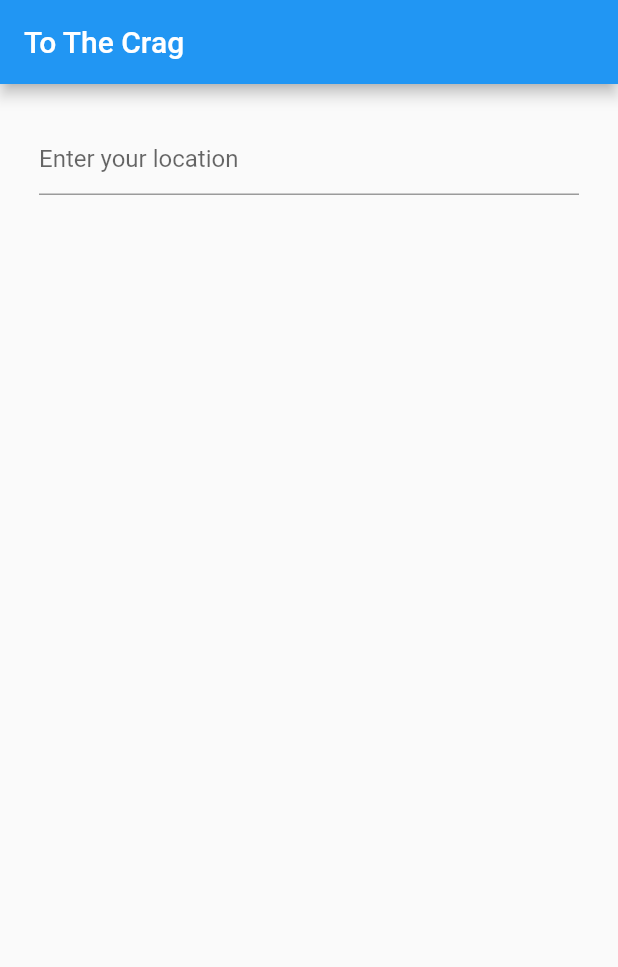
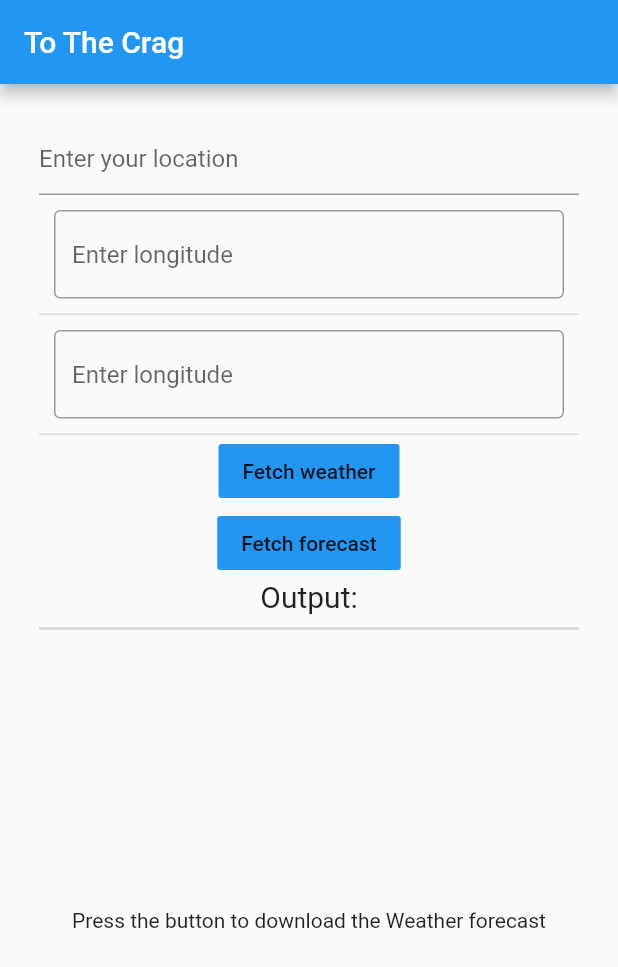
Before and after one commit to elicartwright/to-the-crag, a Flutter app: the screen it shows after launch, on a phone screen of 412 x 824 dp. Shown: the top 967 px of the screen. Run offline on Flutter 3.47's test engine with Material 2 defaults, Android fonts, the phone set to English and light mode, and no system bars; our stand-ins replace weather.

Commit message:
weather phase 1

```diff
--- a/lib/main.dart
+++ b/lib/main.dart
@@ -8,6 +8,10 @@
 // ![The Scaffold has a white background with a blue AppBar at the top. A blue FloatingActionButton is positioned at the bottom right corner of the Scaffold.](https://flutter.github.io/assets-for-api-docs/assets/material/scaffold.png)
 
 import 'package:flutter/material.dart';
+import 'dart:async';
+import 'package:weather/weather_library.dart';
+
+enum AppState { NOT_DOWNLOADED, DOWNLOADING, FINISHED_DOWNLOADING }
 
 void main() => runApp(MyApp());
 
@@ -34,6 +38,152 @@ class MyStatefulWidget extends StatefulWidget {
 class _MyStatefulWidgetState extends State<MyStatefulWidget> {
   final _formKey = GlobalKey<FormState>();
   String searchText = '';
+  String key = 'c42af43eb20a8eb991ede3d3401d15e9';
+  WeatherStation ws;
+  List<Weather> _data = [];
+  AppState _state = AppState.NOT_DOWNLOADED;
+  double lat, lon;
+
+  @override
+  void initState() {
+    super.initState();
+    ws = new WeatherStation(key);
+  }
+
+  void queryForecast() async {
+    /// Removes keyboard
+    FocusScope.of(context).requestFocus(FocusNode());
+    setState(() {
+      _state = AppState.DOWNLOADING;
+    });
+
+    List<Weather> forecasts = await ws.fiveDayForecast(lat, lon);
+    print(forecasts);
+    print('got here matey');
+    setState(() {
+      _data = forecasts;
+      _state = AppState.FINISHED_DOWNLOADING;
+    });
+  }
+
+  void queryWeather() async {
+    /// Removes keyboard
+    FocusScope.of(context).requestFocus(FocusNode());
+
+    setState(() {
+      _state = AppState.DOWNLOADING;
+    });
+
+    Weather weather = await ws.currentWeather(lat, lon);
+    setState(() {
+      _data = [weather];
+      _state = AppState.FINISHED_DOWNLOADING;
+    });
+  }
+
+  Widget contentFinishedDownload() {
+    return Center(
+      child: ListView.separated(
+        itemCount: _data.length,
+        itemBuilder: (context, index) {
+          return ListTile(
+            title: Text(_data[index].toString()),
+          );
+        },
+        separatorBuilder: (context, index) {
+          return Divider();
+        },
+      ),
+    );
+  }
+
+  Widget contentDownloading() {
+    return Container(
+        margin: EdgeInsets.all(25),
+        child: Column(children: [
+          Text(
+            'Fetching Weather...',
+            style: TextStyle(fontSize: 20),
+          ),
+          Container(
+              margin: EdgeInsets.only(top: 50),
+              child: Center(child: CircularProgressIndicator(strokeWidth: 10)))
+        ]));
+  }
+
+  Widget contentNotDownloaded() {
+    return Center(
+      child: Column(
+        mainAxisAlignment: MainAxisAlignment.center,
+        children: <Widget>[
+          Text(
+            'Press the button to download the Weather forecast',
+          ),
+        ],
+      ),
+    );
+  }
+
+  Widget _resultView() => _state == AppState.FINISHED_DOWNLOADING
+      ? contentFinishedDownload()
+      : _state == AppState.DOWNLOADING
+          ? contentDownloading()
+          : contentNotDownloaded();
+
+  void _saveLat(String input) {
+    lat = double.tryParse(input);
+    print(lat);
+  }
+
+  void _saveLon(String input) {
+    lon = double.tryParse(input);
+    print(lon);
+  }
+
+  Widget _latTextField() {
+    return Container(
+        decoration: BoxDecoration(
+            border: Border(
+                bottom: BorderSide(color: Theme.of(context).dividerColor))),
+        padding: EdgeInsets.all(10),
+        child: TextField(
+            decoration: InputDecoration(
+                border: OutlineInputBorder(), hintText: 'Enter longitude'),
+            keyboardType: TextInputType.number,
+            onChanged: _saveLat,
+            onSubmitted: _saveLat));
+  }
+
+  Widget _lonTextField() {
+    return Container(
+        decoration: BoxDecoration(
+            border: Border(
+                bottom: BorderSide(color: Theme.of(context).dividerColor))),
+        padding: EdgeInsets.all(10),
+        child: TextField(
+            decoration: InputDecoration(
+                border: OutlineInputBorder(), hintText: 'Enter longitude'),
+            keyboardType: TextInputType.number,
+            onChanged: _saveLon,
+            onSubmitted: _saveLon));
+  }
+
+  Widget _weatherButton() {
+    return FlatButton(
+      child: Text('Fetch weather'),
+      onPressed: queryWeather,
+      color: Colors.blue,
+    );
+  }
+
+  Widget _forecastButton() {
+    return FlatButton(
+      child: Text('Fetch forecast'),
+      onPressed: queryForecast,
+      color: Colors.blue,
+    );
+  }
+
 
   Widget buildSearchBar() {
     return Form(
@@ -48,13 +198,29 @@ class _MyStatefulWidgetState extends State<MyStatefulWidget> {
     Widget searchBarA = buildSearchBar();
     return Column(children: [
       searchBarA,
-      // Weather widget here
+      _latTextField(),
+      _lonTextField(),
+      _weatherButton(),
+      _forecastButton(),
+      Text(
+        'Output:',
+        style: TextStyle(fontSize: 20),
+      ),
+      Divider(
+        height: 20.0,
+        thickness: 2.0,
+      ),
+      Expanded(child: _resultView()) // <---This is the search bar
+      // <--- add it here,
+      // outWeather
+      // Text('Hello there')
     ]);
   }
 
   Widget build(BuildContext context) {
     Widget mainColumn = buildMainColumn();
-    Widget paddedMainColumn = Padding(child: mainColumn, padding: EdgeInsets.all(26.0));
+    Widget paddedMainColumn =
+        Padding(child: mainColumn, padding: EdgeInsets.all(26.0));
     return Scaffold(
       appBar: AppBar(
         title: const Text('To The Crag'),
--- a/pubspec.yaml
+++ b/pubspec.yaml
@@ -23,6 +23,7 @@ environment:
 dependencies:
   flutter:
     sdk: flutter
+  weather: ^1.1.1
 
 
 
```
